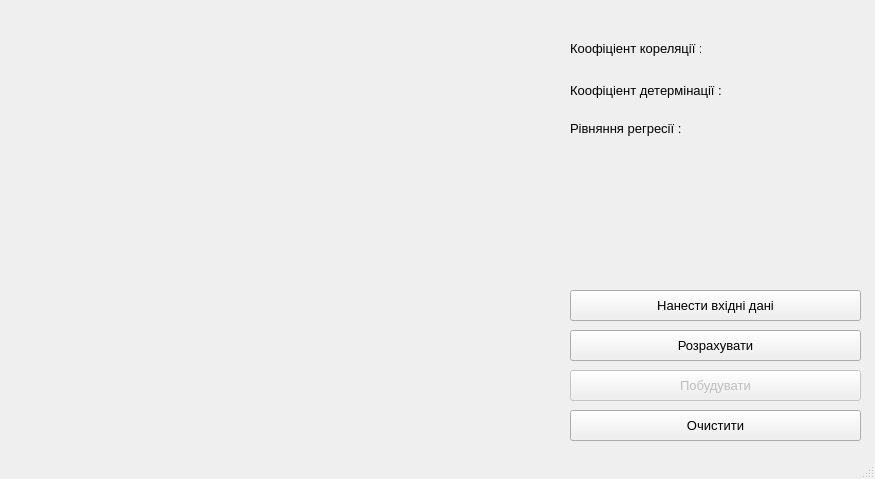
Old version of the form mainwindow.ui in the repository d1pg1/Build_Regression.
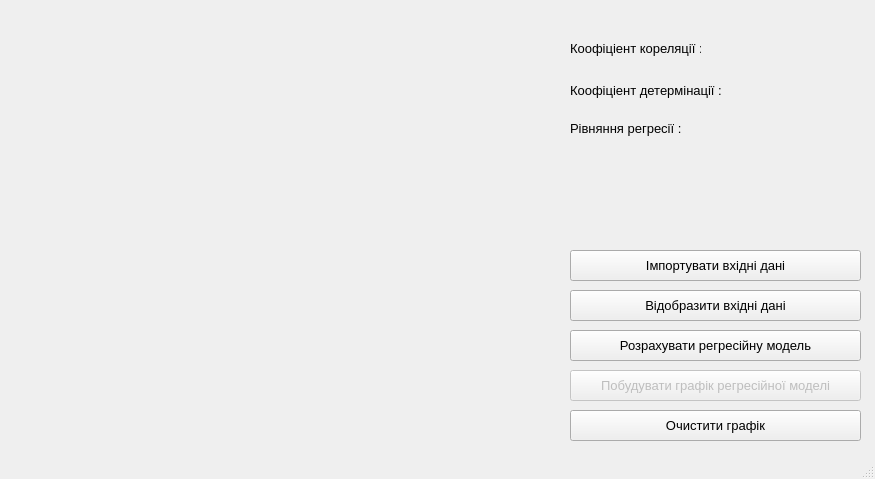
New version of the form. Custom widgets are drawn as their Qt base class.

Patch:
```diff
--- a/mainwindow.ui
+++ b/mainwindow.ui
@@ -42,7 +42,7 @@
      </font>
     </property>
     <property name="text">
-     <string>Побудувати</string>
+     <string>Побудувати графік регресійної моделі</string>
     </property>
    </widget>
    <widget class="QPushButton" name="Button_points">
@@ -60,7 +60,7 @@
      </font>
     </property>
     <property name="text">
-     <string>Нанести вхідні дані</string>
+     <string>Відобразити вхідні дані</string>
     </property>
    </widget>
    <widget class="QPushButton" name="Button_clear">
@@ -78,7 +78,7 @@
      </font>
     </property>
     <property name="text">
-     <string>Очистити</string>
+     <string>Очистити графік</string>
     </property>
    </widget>
    <widget class="QLabel" name="label">
@@ -204,7 +204,25 @@
      </font>
     </property>
     <property name="text">
-     <string>Розрахувати</string>
+     <string>Розрахувати регресійну модель</string>
+    </property>
+   </widget>
+   <widget class="QPushButton" name="Button_input">
+    <property name="geometry">
+     <rect>
+      <x>570</x>
+      <y>250</y>
+      <width>291</width>
+      <height>31</height>
+     </rect>
+    </property>
+    <property name="font">
+     <font>
+      <pointsize>10</pointsize>
+     </font>
+    </property>
+    <property name="text">
+     <string>Імпортувати вхідні дані</string>
     </property>
    </widget>
   </widget>
```
